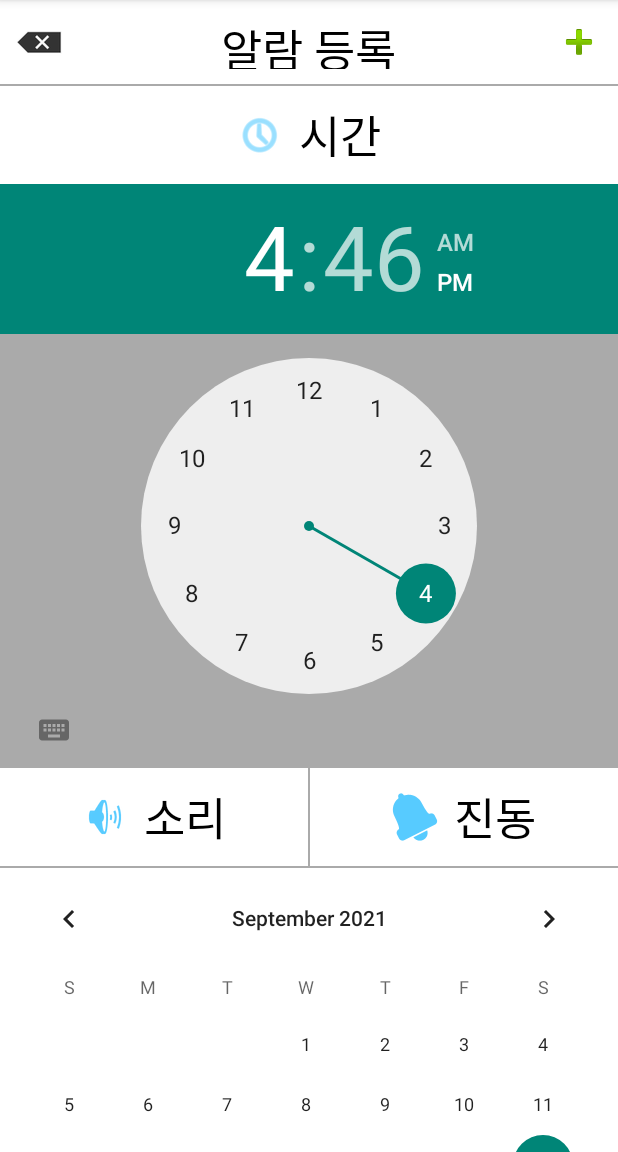
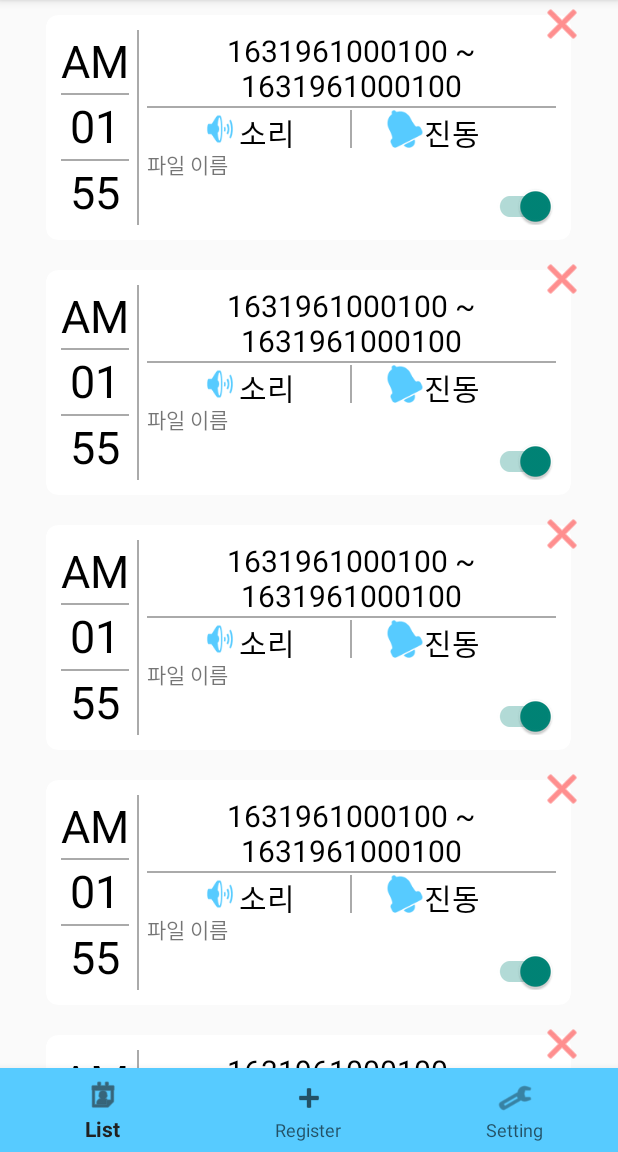
Before and after one commit to bywkd/jww_alarm, an Android app: the screen it shows after launch (MainActivity), on a phone screen of 412 x 824 dp, the part 84-1236 px from its top. Run offline under Robolectric (Android 15) with nearby library versions, the phone set to English and light mode, and no system bars.

Commit message:
alarm-0002: 1. 알림 리스트 아이템 UI 구현 2. 하단 네이비 탭 추가 3. 알림 목록 화면 UI 구현

```diff
--- a/app/src/main/java/com/jww/alarm/MainActivity.kt
+++ b/app/src/main/java/com/jww/alarm/MainActivity.kt
@@ -2,7 +2,6 @@ package com.jww.alarm
 
 import android.os.Bundle
 import androidx.appcompat.app.AppCompatActivity
-import androidx.fragment.app.FragmentManager
 import com.jww.alarm.databinding.ActivityMainBinding
 import com.jww.alarm.eumes.VIEW_TYPE
 import com.jww.alarm.views.alarmListView.AlarmListFragment
@@ -18,13 +17,32 @@ class MainActivity : AppCompatActivity() {
         super.onCreate(savedInstanceState)
         _binding = ActivityMainBinding.inflate(layoutInflater)
         setContentView(binding.root)
+        initBottomNaviMenu()
+    }
 
-
+    private fun initBottomNaviMenu() {
+        _binding?.run {
+            bottomNV.setOnItemSelectedListener {
+                when (it.itemId) {
+                    R.id.navi_list -> {
+                        loadFragment(VIEW_TYPE.ALARM_LIST)
+                    }
+                    R.id.navi_register -> {
+                        loadFragment(VIEW_TYPE.REGISTER_ALARM)
+                    }
+                    R.id.navi_setting -> {
+                        loadFragment(VIEW_TYPE.SETTING)
+                    }
+                }
+                true
+            }
+        }
     }
 
     override fun onResume() {
         super.onResume()
-        loadFragment(VIEW_TYPE.REGISTER_ALARM)
+//        loadFragment(VIEW_TYPE.ALARM_LIST)
+        _binding?.bottomNV?.selectedItemId = R.id.navi_list
     }
 
     private fun loadFragment(viewType: VIEW_TYPE) {
@@ -45,14 +63,14 @@ class MainActivity : AppCompatActivity() {
             }
             VIEW_TYPE.SETTING -> {
 //               설정화면
-                supportFragmentManager.popBackStack(
-                    VIEW_TYPE.SETTING.toString(),
-                    FragmentManager.POP_BACK_STACK_INCLUSIVE
-                )
+//                supportFragmentManager.popBackStack(
+//                    VIEW_TYPE.SETTING.toString(),
+//                    FragmentManager.POP_BACK_STACK_INCLUSIVE
+//                )
                 val f = SettingFragment.newInstance()
                 val ft = supportFragmentManager.beginTransaction()
-                ft.add(binding.flRoot.id, f)
-                ft.addToBackStack(VIEW_TYPE.SETTING.toString())
+                ft.replace(binding.flRoot.id, f)
+//                ft.addToBackStack(VIEW_TYPE.SETTING.toString())
                 ft.commit()
             }
         }
--- /dev/null
+++ b/app/src/main/java/com/jww/alarm/models/AlarmItemModel.kt
@@ -0,0 +1,12 @@
+package com.jww.alarm.models
+
+data class AlarmItemModel(
+    val amAndPm: String = "AM",
+    val hour: String = "01",
+    val min: String = "55",
+    val time: String = "${System.currentTimeMillis()} ~ ${System.currentTimeMillis()}",
+    val sound: Boolean = true,
+    val vibration: Boolean = true,
+    val soundFileName: String = "파일 이름",
+    val isActive: Boolean = true
+)
--- /dev/null
+++ b/app/src/main/java/com/jww/alarm/views/alarmListView/AlarmListAdapter.kt
@@ -0,0 +1,69 @@
+package com.jww.alarm.views.alarmListView
+
+import android.util.Log
+import android.view.LayoutInflater
+import android.view.ViewGroup
+import androidx.recyclerview.widget.RecyclerView
+
+import com.jww.alarm.databinding.ItemAlarmListBinding
+import com.jww.alarm.models.AlarmItemModel
+
+
+class AlarmListAdapter : RecyclerView.Adapter<AlarmListAdapter.ViewHolder>() {
+
+    val dataList: ArrayList<AlarmItemModel> = arrayListOf()
+
+    override fun onCreateViewHolder(parent: ViewGroup, viewType: Int): AlarmListAdapter.ViewHolder {
+        val binding =
+            ItemAlarmListBinding.inflate(LayoutInflater.from(parent.context), parent, false)
+        return ViewHolder(binding)
+    }
+
+    override fun onBindViewHolder(holder: ViewHolder, position: Int) {
+        holder.bind(dataList[position])
+    }
+
+    override fun getItemCount(): Int {
+        return dataList.size
+    }
+
+    fun addAllData(dataList: ArrayList<AlarmItemModel>) {
+        if (this.dataList.size > 0) {
+            this.dataList.clear()
+        }
+        this.dataList.addAll(dataList)
+        notifyDataSetChanged()
+    }
+
+    inner class ViewHolder(private val bind: ItemAlarmListBinding) :
+        RecyclerView.ViewHolder(bind.root) {
+        fun bind(data: AlarmItemModel) {
+            bind.tvAmAndPm.text = data.amAndPm
+            bind.tvHour.text = data.hour
+            bind.tvMin.text = data.min
+            bind.tvTime.text = data.time
+            bind.tvSoundFileName.text = data.soundFileName
+
+            if (data.sound) {
+
+            } else {
+
+            }
+
+            if (data.vibration) {
+
+            } else {
+
+            }
+            bind.swActive.isChecked = data.isActive
+            bind.swActive.setOnCheckedChangeListener { compoundButton, b ->
+                Log.d("Won", "활성화 $b")
+                if (b) {
+
+                } else {
+
+                }
+            }
+        }
+    }
+}
--- a/app/src/main/java/com/jww/alarm/views/alarmListView/AlarmListFragment.kt
+++ b/app/src/main/java/com/jww/alarm/views/alarmListView/AlarmListFragment.kt
@@ -1,12 +1,16 @@
 package com.jww.alarm.views.alarmListView
 
+import android.content.Context
 import android.os.Bundle
 import android.view.LayoutInflater
 import android.view.View
 import android.view.ViewGroup
 import androidx.lifecycle.ViewModelProvider
+import androidx.recyclerview.widget.LinearLayoutManager
+import com.jww.alarm.MainActivity
 import com.jww.alarm.bases.BaseFragment
 import com.jww.alarm.databinding.FragmentAlarmListBinding
+import com.jww.alarm.models.AlarmItemModel
 
 class AlarmListFragment : BaseFragment() {
     companion object {
@@ -25,6 +29,10 @@ class AlarmListFragment : BaseFragment() {
         get() = _binding!!
     private lateinit var vm: AlarmListVM
 
+    private lateinit var adapter: AlarmListAdapter
+
+    private lateinit var currentAct: MainActivity
+
     override fun onCreateView(
         inflater: LayoutInflater,
         container: ViewGroup?,
@@ -37,5 +45,26 @@ class AlarmListFragment : BaseFragment() {
 
     override fun onViewCreated(view: View, savedInstanceState: Bundle?) {
         super.onViewCreated(view, savedInstanceState)
+        init()
+    }
+
+
+    private fun init() {
+        initRecyclerView()
+    }
+
+    private fun initRecyclerView() {
+        adapter = AlarmListAdapter()
+        binding.recyclerView.adapter = adapter
+        binding.recyclerView.layoutManager = LinearLayoutManager(currentAct)
+        val model = AlarmItemModel()
+        val data =
+            arrayListOf(model, model, model, model, model, model, model, model)
+        adapter.addAllData(data)
+    }
+
+    override fun onAttach(context: Context) {
+        super.onAttach(context)
+        currentAct = (context as MainActivity)
     }
 }
--- a/app/src/main/res/layout/activity_main.xml
+++ b/app/src/main/res/layout/activity_main.xml
@@ -1,5 +1,6 @@
 <?xml version="1.0" encoding="utf-8"?>
 <androidx.constraintlayout.widget.ConstraintLayout xmlns:android="http://schemas.android.com/apk/res/android"
+    xmlns:app="http://schemas.android.com/apk/res-auto"
     xmlns:tools="http://schemas.android.com/tools"
     android:layout_width="match_parent"
     android:layout_height="match_parent"
@@ -8,9 +9,21 @@
     <FrameLayout
         android:id="@+id/fl_root"
         android:layout_width="match_parent"
-        android:layout_height="match_parent">
+        android:layout_height="0dp"
+        app:layout_constraintBottom_toTopOf="@+id/bottomNV"
+        app:layout_constraintTop_toTopOf="parent">
 
     </FrameLayout>
 
+    <com.google.android.material.bottomnavigation.BottomNavigationView
+        android:id="@+id/bottomNV"
+        android:layout_width="match_parent"
+        android:layout_height="?attr/actionBarSize"
+        android:background="@color/basicColor"
+        app:layout_constraintBottom_toBottomOf="parent"
+        app:menu="@menu/bottom_navi_menu">
+
+    </com.google.android.material.bottomnavigation.BottomNavigationView>
+
 
 </androidx.constraintlayout.widget.ConstraintLayout>
--- a/app/src/main/res/layout/fragment_alarm_list.xml
+++ b/app/src/main/res/layout/fragment_alarm_list.xml
@@ -1,6 +1,12 @@
 <?xml version="1.0" encoding="utf-8"?>
-<androidx.constraintlayout.widget.ConstraintLayout xmlns:android="http://schemas.android.com/apk/res/android"
+<FrameLayout xmlns:android="http://schemas.android.com/apk/res/android"
     android:layout_width="match_parent"
     android:layout_height="match_parent">
 
-</androidx.constraintlayout.widget.ConstraintLayout>
+    <androidx.recyclerview.widget.RecyclerView
+        android:id="@+id/recyclerView"
+        android:layout_width="wrap_content"
+        android:layout_height="match_parent"
+        android:layout_gravity="center" />
+
+</FrameLayout>
--- a/app/src/main/res/layout/item_alarm_list.xml
+++ b/app/src/main/res/layout/item_alarm_list.xml
@@ -1,17 +1,16 @@
 <?xml version="1.0" encoding="utf-8"?>
 <FrameLayout xmlns:android="http://schemas.android.com/apk/res/android"
     xmlns:app="http://schemas.android.com/apk/res-auto"
-    xmlns:card_view="http://schemas.android.com/tools"
     android:layout_width="wrap_content"
     android:layout_height="wrap_content">
 
     <androidx.cardview.widget.CardView
-        android:layout_width="300dp"
+        android:layout_width="350dp"
         android:layout_height="150dp"
         android:layout_margin="10dp"
-        card_view:backgroundTint="@android:color/holo_blue_bright"
-        card_view:cardCornerRadius="20dp"
-        card_view:cardElevation="0dp">
+        app:backgroundTint="@android:color/white"
+        app:cardCornerRadius="8dp"
+        app:cardElevation="0dp">
 
         <LinearLayout
             android:layout_width="match_parent"
@@ -23,11 +22,15 @@
                 android:layout_width="wrap_content"
                 android:layout_height="match_parent"
                 android:layout_marginEnd="5dp"
-                android:orientation="vertical">
+                android:orientation="vertical"
+                android:weightSum="0.9">
 
                 <TextView
+                    android:id="@+id/tv_amAndPm"
                     android:layout_width="wrap_content"
-                    android:layout_height="wrap_content"
+                    android:layout_height="0dp"
+                    android:layout_gravity="center"
+                    android:layout_weight="0.3"
                     android:text="AM"
                     android:textColor="@color/black"
                     android:textSize="30sp" />
@@ -38,8 +41,11 @@
                     android:background="@android:color/darker_gray" />
 
                 <TextView
+                    android:id="@+id/tv_hour"
                     android:layout_width="wrap_content"
-                    android:layout_height="wrap_content"
+                    android:layout_height="0dp"
+                    android:layout_gravity="center"
+                    android:layout_weight="0.3"
                     android:text="08"
                     android:textColor="@color/black"
                     android:textSize="30sp" />
@@ -50,8 +56,11 @@
                     android:background="@android:color/darker_gray" />
 
                 <TextView
+                    android:id="@+id/tv_min"
                     android:layout_width="wrap_content"
-                    android:layout_height="wrap_content"
+                    android:layout_height="0dp"
+                    android:layout_gravity="center"
+                    android:layout_weight="0.3"
                     android:text="11"
                     android:textColor="@color/black"
                     android:textSize="30sp" />
@@ -65,18 +74,21 @@
             <androidx.constraintlayout.widget.ConstraintLayout
                 android:layout_width="match_parent"
                 android:layout_height="match_parent"
-                android:padding="5dp">
+                android:layout_marginStart="5dp">
 
                 <LinearLayout
                     android:layout_width="match_parent"
-                    android:layout_height="wrap_content"
+                    android:layout_height="match_parent"
                     android:orientation="vertical"
+                    android:weightSum="1"
                     app:layout_constraintTop_toTopOf="parent">
 
                     <TextView
                         android:id="@+id/tv_time"
                         android:layout_width="match_parent"
-                        android:layout_height="wrap_content"
+                        android:layout_height="0dp"
+                        android:layout_weight="0.4"
+                        android:gravity="center"
                         android:text="2021.08.11 ~ 2021.08.20"
                         android:textColor="@color/black"
                         android:textSize="20sp" />
@@ -88,12 +100,15 @@
 
                     <LinearLayout
                         android:layout_width="match_parent"
-                        android:layout_height="wrap_content"
+                        android:layout_height="0dp"
+                        android:layout_marginTop="1dp"
+                        android:layout_weight="0.2"
                         android:orientation="horizontal"
                         android:weightSum="1"
                         app:layout_constraintTop_toBottomOf="@+id/tv_time">
 
                         <LinearLayout
+                            android:id="@+id/ll_sound"
                             android:layout_width="0dp"
                             android:layout_height="wrap_content"
                             android:layout_weight="0.5"
@@ -104,7 +119,8 @@
                                 android:layout_width="wrap_content"
                                 android:layout_height="match_parent"
                                 android:adjustViewBounds="true"
-                                android:src="@android:drawable/ic_lock_silent_mode_off" />
+                                android:src="@android:drawable/ic_lock_silent_mode_off"
+                                app:tint="@color/basicColor" />
 
                             <TextView
                                 android:layout_width="wrap_content"
@@ -120,9 +136,10 @@
                             android:background="@android:color/darker_gray" />
 
                         <LinearLayout
+                            android:id="@+id/ll_vibration"
                             android:layout_width="0dp"
                             android:layout_height="wrap_content"
-                            android:layout_weight="0.5"
+                            android:layout_weight="0.4"
                             android:gravity="center"
                             android:orientation="horizontal"
                             app:layout_constraintTop_toBottomOf="@+id/tv_time">
@@ -131,7 +148,8 @@
                                 android:layout_width="wrap_content"
                                 android:layout_height="match_parent"
                                 android:adjustViewBounds="true"
-                                android:src="@android:drawable/ic_popup_reminder" />
+                                android:src="@android:drawable/ic_popup_reminder"
+                                app:tint="@color/basicColor" />
 
                             <TextView
                                 android:layout_width="wrap_content"
@@ -141,17 +159,26 @@
                                 android:textSize="20sp" />
                         </LinearLayout>
                     </LinearLayout>
+
+                    <TextView
+                        android:id="@+id/tv_soundFileName"
+                        android:layout_width="match_parent"
+                        android:layout_height="0dp"
+                        android:layout_weight="0.2"
+                        android:text="음악파일" />
+
+                    <androidx.appcompat.widget.SwitchCompat
+                        android:id="@+id/sw_active"
+                        android:layout_width="wrap_content"
+                        android:layout_height="0dp"
+                        android:layout_gravity="end|bottom"
+                        android:layout_weight="0.2" />
                 </LinearLayout>
 
 
-                <androidx.appcompat.widget.SwitchCompat
-                    android:layout_width="wrap_content"
-                    android:layout_height="wrap_content"
-                    android:layout_margin="10dp"
-                    app:layout_constraintBottom_toBottomOf="parent"
-                    app:layout_constraintEnd_toEndOf="parent" />
             </androidx.constraintlayout.widget.ConstraintLayout>
         </LinearLayout>
+
     </androidx.cardview.widget.CardView>
 
     <ImageView
@@ -161,4 +188,5 @@
         android:adjustViewBounds="true"
         android:src="@android:drawable/ic_menu_close_clear_cancel"
         app:tint="@android:color/holo_red_light" />
+
 </FrameLayout>
--- /dev/null
+++ b/app/src/main/res/menu/bottom_navi_menu.xml
@@ -0,0 +1,19 @@
+<?xml version="1.0" encoding="utf-8"?>
+<menu xmlns:android="http://schemas.android.com/apk/res/android"
+    xmlns:app="http://schemas.android.com/apk/res-auto">
+    <item
+        android:id="@+id/navi_list"
+        android:icon="@android:drawable/ic_menu_my_calendar"
+        android:title="List"
+        app:showAsAction="always"></item>
+    <item
+        android:id="@+id/navi_register"
+        android:icon="@android:drawable/ic_input_add"
+        android:title="Register"
+        app:showAsAction="always"></item>
+    <item
+        android:id="@+id/navi_setting"
+        android:icon="@android:drawable/ic_menu_manage"
+        android:title="Setting"
+        app:showAsAction="always"></item>
+</menu>
```
